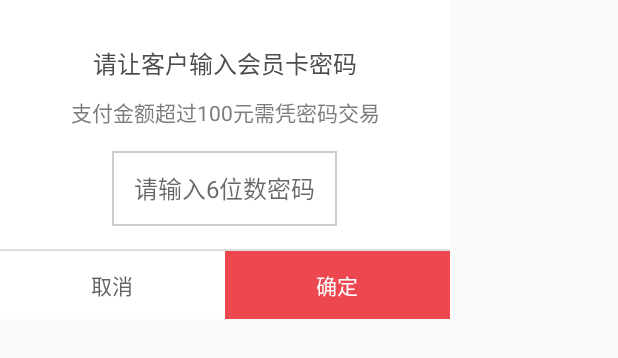
After one commit to svencode/shop_2, an Android app: the layout dialog_pay_pwd.xml on its own in the app's theme, with its tools: preview values and no code run, on a phone screen of 412 x 824 dp. The commit adds this screen. Shown: the top 358 px of the screen. Run offline under Robolectric (Android 15) with nearby library versions, the phone set to English and light mode, and no system bars.

Commit message:
交易密码校验

```diff
--- a/ShioWaiter/app/src/main/java/com/cqgk/clerk/http/UrlApi.java
+++ b/ShioWaiter/app/src/main/java/com/cqgk/clerk/http/UrlApi.java
@@ -213,6 +213,9 @@ public class UrlApi {
      */
     public static String url_settleRecalculate="order/settleReCalculate.do";
 
-
+    /**
+     * 校验会员卡密码
+     */
+    public static String url_settleCheckCardPwd="order/settleCheckCardPwd.do";
 
 }
--- a/ShioWaiter/app/src/main/res/layout/cell_good_two.xml
+++ b/ShioWaiter/app/src/main/res/layout/cell_good_two.xml
@@ -53,8 +53,7 @@
             android:id="@+id/img2IV"
             android:layout_width="70dp"
             android:layout_height="70dp"
-            android:layout_margin="10dp"
-            android:src="@drawable/ex_product"/>
+            android:layout_margin="10dp" />
         <LinearLayout
             android:layout_width="match_parent"
             android:layout_height="match_parent"
--- /dev/null
+++ b/ShioWaiter/app/src/main/res/layout/dialog_pay_pwd.xml
@@ -0,0 +1,93 @@
+<?xml version="1.0" encoding="utf-8"?>
+<LinearLayout xmlns:android="http://schemas.android.com/apk/res/android"
+    android:layout_width="300dp"
+    android:layout_height="wrap_content"
+    android:gravity="center"
+    android:orientation="vertical"
+    android:background="@android:color/white"
+    >
+
+    <LinearLayout
+        android:layout_width="match_parent"
+        android:layout_height="wrap_content"
+        android:orientation="vertical"
+        android:gravity="center">
+
+
+        <LinearLayout
+            android:layout_width="match_parent"
+            android:layout_height="wrap_content"
+            android:orientation="vertical"
+            android:gravity="center">
+            <TextView
+                android:layout_width="match_parent"
+                android:layout_height="wrap_content"
+                android:text="请让客户输入会员卡密码"
+                android:gravity="center"
+                android:layout_marginTop="30dp"
+                android:textColor="@color/color_gray"
+                android:textSize="@dimen/text_size_l"/>
+
+            <TextView
+                android:layout_width="match_parent"
+                android:layout_height="wrap_content"
+                android:text="支付金额超过100元需凭密码交易"
+                android:gravity="center"
+                android:layout_marginTop="10dp"
+                android:textColor="@color/color_gray_2"
+                android:textSize="@dimen/text_size_m"/>
+
+            <EditText
+                android:id="@+id/pwdET"
+                android:layout_width="150dp"
+                android:layout_height="50dp"
+                android:background="@drawable/bg_gray_border"
+                android:gravity="center"
+                android:maxLength="6"
+                android:minHeight="70dp"
+                android:hint="请输入6位数密码"
+                android:textColor="@color/color_gray"
+                android:textSize="@dimen/text_size_l"
+                android:layout_marginTop="15dp"
+                android:layout_marginBottom="15dp"/>
+
+
+            <View style="@style/magic_h_line" />
+
+            <LinearLayout
+                android:layout_width="match_parent"
+                android:layout_height="45dp"
+                android:layout_gravity="bottom"
+                android:background="@color/white"
+                android:gravity="center"
+                android:orientation="horizontal">
+
+                <Button
+                    android:id="@+id/btn_cancel"
+                    android:layout_width="match_parent"
+                    android:layout_height="match_parent"
+                    android:layout_weight="1"
+                    android:background="@color/white"
+                    android:text="取消"
+                    android:textColor="@color/font_color_3"
+                    android:textSize="@dimen/text_size_m" />
+
+                <Button
+                    android:id="@+id/btn_confirm"
+                    android:layout_width="match_parent"
+                    android:layout_height="match_parent"
+                    android:layout_weight="1"
+                    android:background="@color/font_color_1"
+                    android:text="确定"
+                    android:textColor="@color/white"
+                    android:textSize="@dimen/text_size_m" />
+
+
+            </LinearLayout>
+        </LinearLayout>
+
+
+    </LinearLayout>
+
+
+</LinearLayout>
```
Also changed, not shown: ShioWaiter/app/src/main/java/com/cqgk/clerk/activity/CashieringActivity.java (+25 -1 lines), ShioWaiter/app/src/main/java/com/cqgk/clerk/http/RequestUtils.java (+13 -0 lines), ShioWaiter/app/src/main/java/com/cqgk/clerk/view/PayPwdDialogView.java (added, +104 -0 lines), ShioWaiter/app/src/main/res/values/styles.xml (+9 -0 lines).
